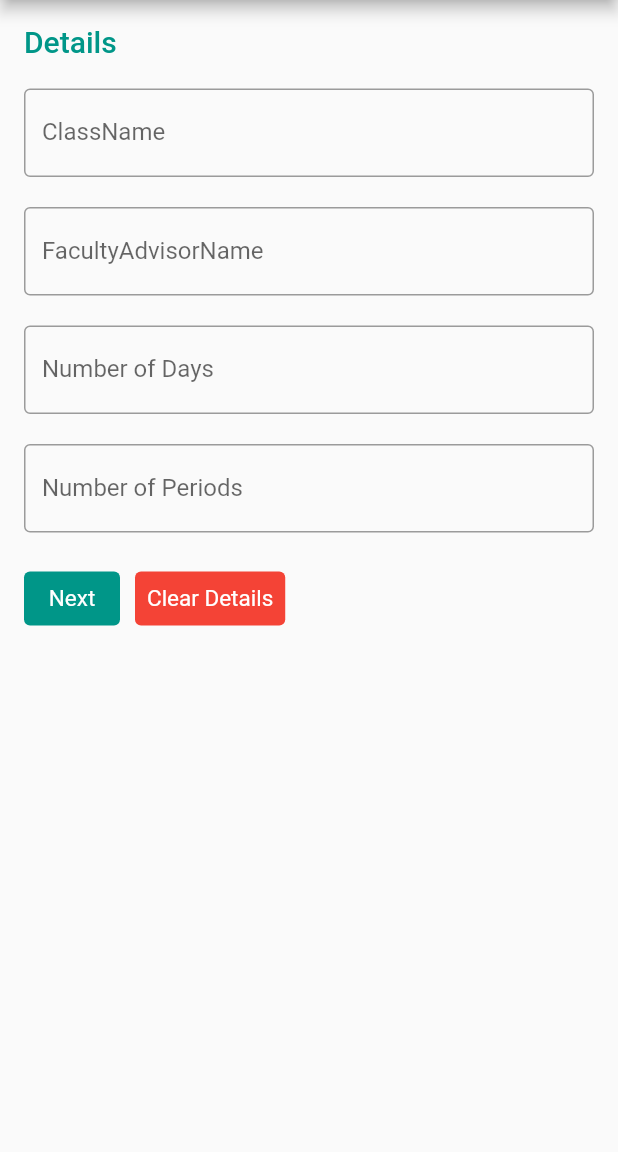
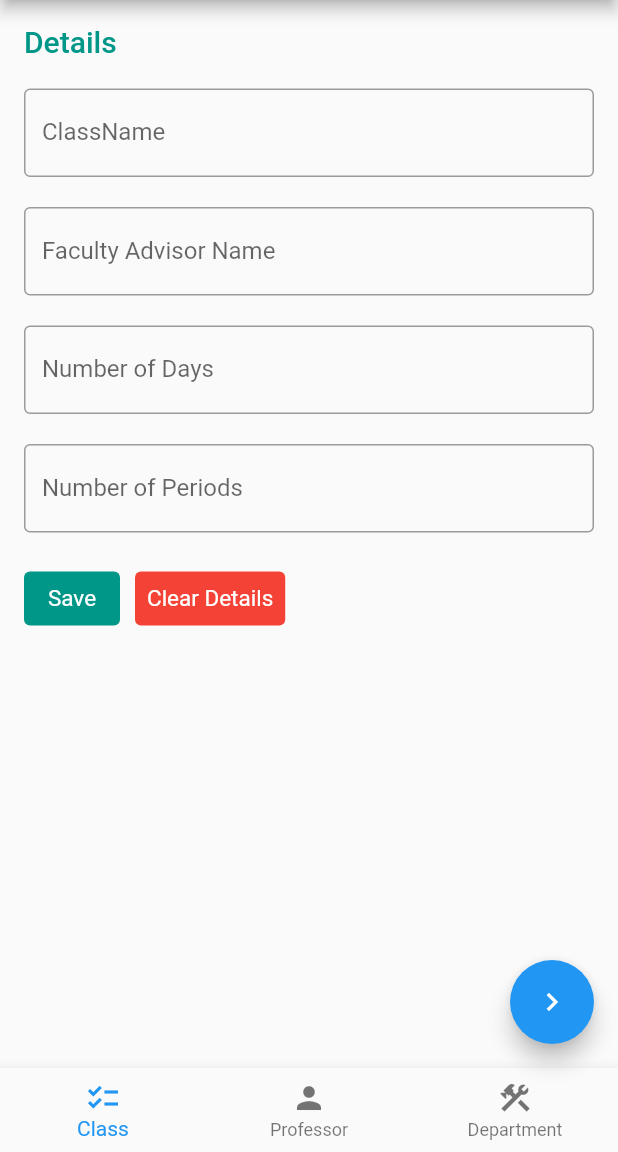
Before and after one commit to mgokulakrishnan08/TimeTableGeneration, a Flutter app: the screen it shows after launch, on a phone screen of 412 x 824 dp, the part 84-1236 px from its top. Run offline on Flutter 3.47's test engine with Material 2 defaults, Android fonts, the phone set to English and light mode, and no system bars.

Commit message:
learned routing

```diff
--- a/time_table/lib/main.dart
+++ b/time_table/lib/main.dart
@@ -1,5 +1,5 @@
 import 'package:flutter/material.dart';
-
+import 'package:time_table/screens/AddDetails.dart';
 void main(){
   runApp(const MyApp());
 }
@@ -72,7 +72,7 @@ class _AddUserState extends State<AddUser>{
                   decoration: InputDecoration(
                     border: const OutlineInputBorder(),
                     hintText: 'Enter Faculty Advisor Name',
-                    labelText: 'FacultyAdvisorName',
+                    labelText: 'Faculty Advisor Name',
                     errorText: _validateFaculty?"Faculty name can't be empty":null,
                   ),
                 ),
@@ -107,10 +107,11 @@ class _AddUserState extends State<AddUser>{
                 children: [
                   TextButton(
                       style: TextButton.styleFrom(
-                          primary: Colors.white,
+                          foregroundColor: Colors.white,
                           backgroundColor: Colors.teal,
                           textStyle: const TextStyle(fontSize: 15)),
                       onPressed: () async {
+
                         setState(() {
                           _userNameController.text.isEmpty
                               ? _validateName = true
@@ -125,6 +126,7 @@ class _AddUserState extends State<AddUser>{
                               ? _validatePeriods = true
                               : _validatePeriods = false;
 
+
                         });
                         /*if (_validateName == false &&
                             _validateContact == false &&
@@ -138,7 +140,7 @@ class _AddUserState extends State<AddUser>{
                          Navigator.pop(context,result);
                         }*/
                       },
-                      child: const Text('Next')),
+                      child: const Text('Save')),
                   const SizedBox(
                     width: 10.0,
                   ),
@@ -160,11 +162,29 @@ class _AddUserState extends State<AddUser>{
             ),
             )
            ),
+             floatingActionButton: FloatingActionButton(onPressed: (){
+              Navigator.push(context, MaterialPageRoute(builder: (context)=> const AddDetails())
+              );
+             },
+             child: const Icon(Icons.navigate_next)
+            ),
+
+           bottomNavigationBar: BottomNavigationBar(
+            items: const [
+              BottomNavigationBarItem(
+                label: 'Class',
+                icon: Icon(Icons.checklist),
+              ),
+              BottomNavigationBarItem(
+                label: 'Professor',
+                icon: Icon(Icons.person),
+              ),
+              BottomNavigationBarItem(
+                label: 'Department',
+                icon: Icon(Icons.construction),
+              ),
+            ],
+            ),
       );
      }
-
-
-
-
-
 }
```
Also changed, not shown: time_table/lib/screens/AddDetails.dart (added, +34 -0 lines).
